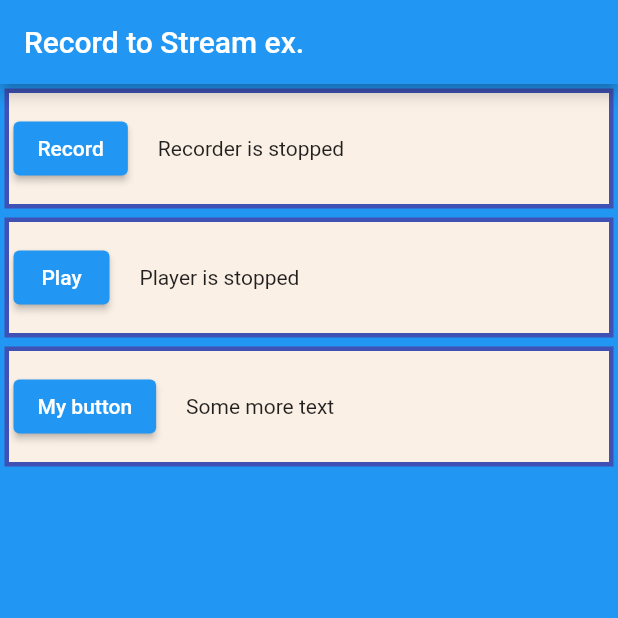
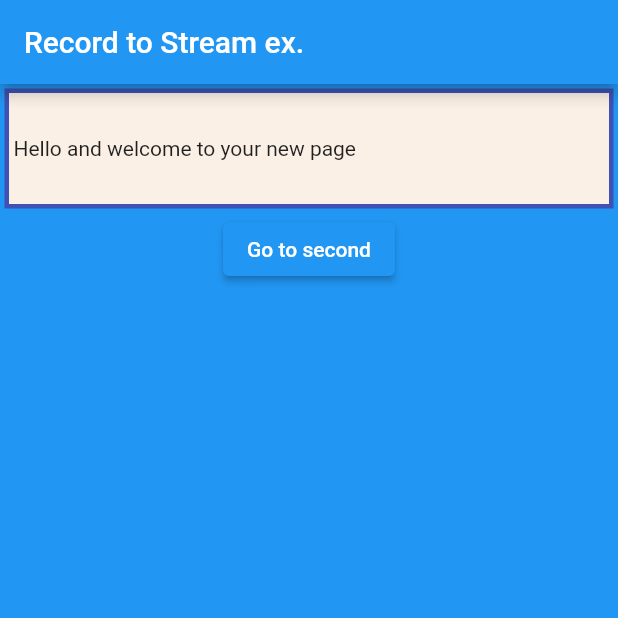
Before and after one commit to deworben/MobsysApp, a Flutter app: the screen it shows after launch, on a phone screen of 412 x 824 dp, the top half of it. Run offline on Flutter 3.47's test engine with Material 2 defaults, Android fonts, the phone set to English and light mode, and no system bars; our stand-ins replace cloud_firestore, firebase_auth, firebase_core, firebase_storage, permission_handler; missing offline and left inert: firebase_app_check, flutter_sound; accounts and stored records are empty.

Commit message:
Adding navigator screens and class

```diff
--- a/laugh_diary/lib/main.dart
+++ b/laugh_diary/lib/main.dart
@@ -1,19 +1,5 @@
 /*
- * Copyright 2018, 2019, 2020 Dooboolab.
- *
- * This file is part of Flutter-Sound.
- *
- * Flutter-Sound is free software: you can redistribute it and/or modify
- * it under the terms of the GNU Lesser General Public License version 3 (LGPL-V3), as published by
- * the Free Software Foundation.
- *
- * Flutter-Sound is distributed in the hope that it will be useful,
- * but WITHOUT ANY WARRANTY; without even the implied warranty of
- * MERCHANTABILITY or FITNESS FOR A PARTICULAR PURPOSE.  See the
- * GNU General Public License for more details.
- *
- * You should have received a copy of the GNU Lesser General Public License
- * along with Flutter-Sound.  If not, see <https://www.gnu.org/licenses/>.
+Hey welcome to our project
  */
 
 import 'dart:async';
@@ -27,25 +13,12 @@ import 'package:permission_handler/permission_handler.dart';
 import 'package:firebase_storage/firebase_storage.dart' as firebase_storage;
 import 'package:firebase_core/firebase_core.dart' as firebase_core;
 
-import 'service/recorder.dart';
+// import 'service/recorder.dart';
+import 'screens/recorder_screen.dart';
+import 'route_generator.dart';
 
 void main() {
   runApp(const MyApp());
-}
-
-class MyColor extends MaterialStateColor {
-  const MyColor() : super(_defaultColor);
-
-  static const int _defaultColor = 0xcafefeed;
-  static const int _pressedColor = 0xdeadbeef;
-
-  @override
-  Color resolve(Set<MaterialState> states) {
-    if (states.contains(MaterialState.pressed)) {
-      return const Color(_pressedColor);
-    }
-    return const Color(_defaultColor);
-  }
 }
 
 class MyApp extends StatelessWidget {
@@ -59,172 +32,9 @@ class MyApp extends StatelessWidget {
       theme: ThemeData(
         primarySwatch: Colors.blue,
       ),
-      home: RecordToStreamExample(),
+      // home: RecordToStreamExample(),
+      initialRoute: '/',
+      onGenerateRoute: RouteGenerator.generateRoute,
     );
   }
 }
-
-/// Example app.
-class RecordToStreamExample extends StatefulWidget {
-  @override
-  _RecordToStreamExampleState createState() => _RecordToStreamExampleState();
-}
-
-class _RecordToStreamExampleState extends State<RecordToStreamExample> {
-  final Future<firebase_core.FirebaseApp> _initialization =
-      firebase_core.Firebase.initializeApp();
-  Recorder recorder = Recorder();
-  FirebaseService firebaseService = FirebaseService();
-
-  bool weAreRecording = false;
-  bool weArePlaying = false;
-
-  @override
-  void initState() {
-    super.initState();
-    recorder.init();
-  }
-
-  @override
-  void dispose() {
-    recorder.dispose();
-    super.dispose();
-  }
-
-  Widget buildFullApp(BuildContext context) {
-    Widget makeBody() {
-      return Column(
-        children: [
-          Container(
-            margin: const EdgeInsets.all(3),
-            padding: const EdgeInsets.all(3),
-            height: 80,
-            width: double.infinity,
-            alignment: Alignment.center,
-            decoration: BoxDecoration(
-              color: Color(0xFFFAF0E6),
-              border: Border.all(
-                color: Colors.indigo,
-                width: 3,
-              ),
-            ),
-            child: Row(children: [
-              ElevatedButton(
-                onPressed: () {
-                  var recorderFunc = recorder.getRecorderFn();
-                  if (recorderFunc != null) {
-                    recorderFunc();
-                  }
-                  weAreRecording = recorder.mRecorder!.isRecording;
-                  setState(() {});
-                },
-                //color: Colors.white,
-                //disabledColor: Colors.grey,
-                child: Text(weAreRecording ? 'Stop' : 'Record'),
-              ),
-              SizedBox(
-                width: 20,
-              ),
-              Text(weAreRecording
-                  ? 'Recording in progress'
-                  : 'Recorder is stopped'),
-            ]),
-          ),
-          Container(
-            margin: const EdgeInsets.all(3),
-            padding: const EdgeInsets.all(3),
-            height: 80,
-            width: double.infinity,
-            alignment: Alignment.center,
-            decoration: BoxDecoration(
-              color: Color(0xFFFAF0E6),
-              border: Border.all(
-                color: Colors.indigo,
-                width: 3,
-              ),
-            ),
-            child: Row(children: [
-              ElevatedButton(
-                onPressed: () {
-                  var playbackFunc = recorder.getPlaybackFn();
-                  if (playbackFunc != null) {
-                    playbackFunc();
-                  }
-                  weArePlaying = recorder.mPlayer!.isPlaying;
-                  setState(() {});
-                },
-                // style: ButtonStyle(backgroundColor: MyColor()),
-                // backgroundColor: weArePlaying ? MaterialStateColor Colors.blue : Colors.grey),
-                // color: Colors.white,
-                // disabledColor: Colors.grey,
-                child: Text(weArePlaying ? 'Stop' : 'Play'),
-              ),
-              SizedBox(
-                width: 20,
-              ),
-              Text(weArePlaying ? 'Playback in progress' : 'Player is stopped'),
-            ]),
-          ),
-          Container(
-            margin: const EdgeInsets.all(3),
-            padding: const EdgeInsets.all(3),
-            height: 80,
-            width: double.infinity,
-            alignment: Alignment.center,
-            decoration: BoxDecoration(
-              color: Color(0xFFFAF0E6),
-              border: Border.all(
-                color: Colors.indigo,
-                width: 3,
-              ),
-            ),
-            child: Row(children: [
-              ElevatedButton(
-                onPressed: firebaseService.uploadFile,
-                //disabledColor: Colors.grey,
-                child: Text('My button'),
-              ),
-              SizedBox(
-                width: 20,
-              ),
-              Text('Some more text'),
-            ]),
-          ),
-        ],
-      );
-    }
-
-    return Scaffold(
-      backgroundColor: Colors.blue,
-      appBar: AppBar(
-        title: const Text('Record to Stream ex.'),
-      ),
-      body: makeBody(),
-    );
-  }
-
-  @override
-  Widget build(BuildContext context) {
-    return FutureBuilder(
-      // Initialize FlutterFire:
-      future: _initialization,
-      builder: (context, snapshot) {
-        // Check for errors
-        if (snapshot.hasError) {
-          return Center(
-            child: Text('Error: ${snapshot.error}'),
-          );
-          // return SomethingWentWrong();
-        }
-
-        // Once complete, show your application
-        if (snapshot.connectionState == ConnectionState.done) {
-          return buildFullApp(context);
-        }
-
-        // Otherwise, show something whilst waiting for initialization to complete
-        return Text("still loading");
-      },
-    );
-  }
-}
--- /dev/null
+++ b/laugh_diary/lib/route_generator.dart
@@ -0,0 +1,46 @@
+import 'package:flutter/material.dart';
+import 'screens/basic_screen.dart';
+import 'screens/basic_screen_2.dart';
+import 'screens/recorder_screen.dart';
+
+class RouteGenerator {
+  static Route<dynamic> generateRoute(RouteSettings settings) {
+    // Getting arguments passed in while calling Navigator.pushNamed
+    final args = settings.arguments;
+
+    switch (settings.name) {
+      case '/':
+        return MaterialPageRoute(builder: (_) => Basic_Screen());
+      case '/second':
+        // Validation of correct data type
+        // return MaterialPageRoute(builder: (_) => Basic_Screen2());
+        return MaterialPageRoute(builder: (_) => RecordToStreamExample());
+      // if (args is String) {
+      // return MaterialPageRoute(
+      //   builder: (_) => RecordToStreamExample(
+      //       // data: args,
+      //       ),
+      // );
+      // }
+      // If args is not of the correct type, return an error page.
+      // You can also throw an exception while in development.
+      // return _errorRoute();
+      default:
+        // If there is no such named route in the switch statement, e.g. /third
+        return _errorRoute();
+    }
+  }
+
+  static Route<dynamic> _errorRoute() {
+    return MaterialPageRoute(builder: (_) {
+      return Scaffold(
+        appBar: AppBar(
+          title: Text('Error'),
+        ),
+        body: Center(
+          child: Text('ERROR'),
+        ),
+      );
+    });
+  }
+}
--- /dev/null
+++ b/laugh_diary/lib/screens/basic_screen.dart
@@ -0,0 +1,69 @@
+import 'dart:async';
+import 'dart:io';
+import 'dart:collection';
+import 'package:flutter/material.dart';
+
+class Basic_Screen extends StatefulWidget {
+  @override
+  _Basic_ScreenState createState() => _Basic_ScreenState();
+}
+
+class _Basic_ScreenState extends State<Basic_Screen> {
+  @override
+  void initState() {
+    super.initState();
+  }
+
+  @override
+  void dispose() {
+    super.dispose();
+  }
+
+  Widget buildFullApp(BuildContext context) {
+    Widget makeBody() {
+      return Column(
+        children: [
+          Container(
+            margin: const EdgeInsets.all(3),
+            padding: const EdgeInsets.all(3),
+            height: 80,
+            width: double.infinity,
+            alignment: Alignment.center,
+            decoration: BoxDecoration(
+              color: Color(0xFFFAF0E6),
+              border: Border.all(
+                color: Colors.indigo,
+                width: 3,
+              ),
+            ),
+            child: Row(children: [
+              Text('Hello and welcome to your new page'),
+            ]),
+          ),
+          ElevatedButton(
+            child: Text('Go to second'),
+            onPressed: () {
+              // Pushing a named route
+              Navigator.of(context).pushNamed('/second'
+                  // arguments: 'Hello there from the first page!',
+                  );
+            },
+          )
+        ],
+      );
+    }
+
+    return Scaffold(
+      backgroundColor: Colors.blue,
+      appBar: AppBar(
+        title: const Text('Record to Stream ex.'),
+      ),
+      body: makeBody(),
+    );
+  }
+
+  @override
+  Widget build(BuildContext context) {
+    return buildFullApp(context);
+  }
+}
```
Also changed, not shown: laugh_diary/lib/screens/basic_screen_2.dart (added, +69 -0 lines), laugh_diary/lib/screens/recorder_screen.dart (added, +177 -0 lines).
